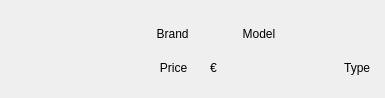
Qt form gallerycardwidget.ui (danieldir/carSellGui) before a commit.
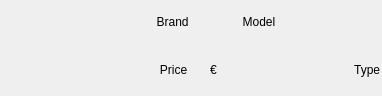
The same form after that commit.

```diff
--- a/gallerycardwidget.ui
+++ b/gallerycardwidget.ui
@@ -6,8 +6,8 @@
    <rect>
     <x>0</x>
     <y>0</y>
-    <width>385</width>
-    <height>98</height>
+    <width>382</width>
+    <height>96</height>
    </rect>
   </property>
   <property name="windowTitle">
@@ -16,10 +16,10 @@
   <widget class="QLabel" name="imageLabel">
    <property name="geometry">
     <rect>
-     <x>10</x>
-     <y>10</y>
-     <width>141</width>
-     <height>71</height>
+     <x>0</x>
+     <y>0</y>
+     <width>151</width>
+     <height>91</height>
     </rect>
    </property>
    <property name="text">
@@ -30,9 +30,9 @@
    <property name="geometry">
     <rect>
      <x>150</x>
-     <y>20</y>
-     <width>221</width>
-     <height>61</height>
+     <y>0</y>
+     <width>231</width>
+     <height>91</height>
     </rect>
    </property>
    <layout class="QGridLayout" name="gridLayout">
```
